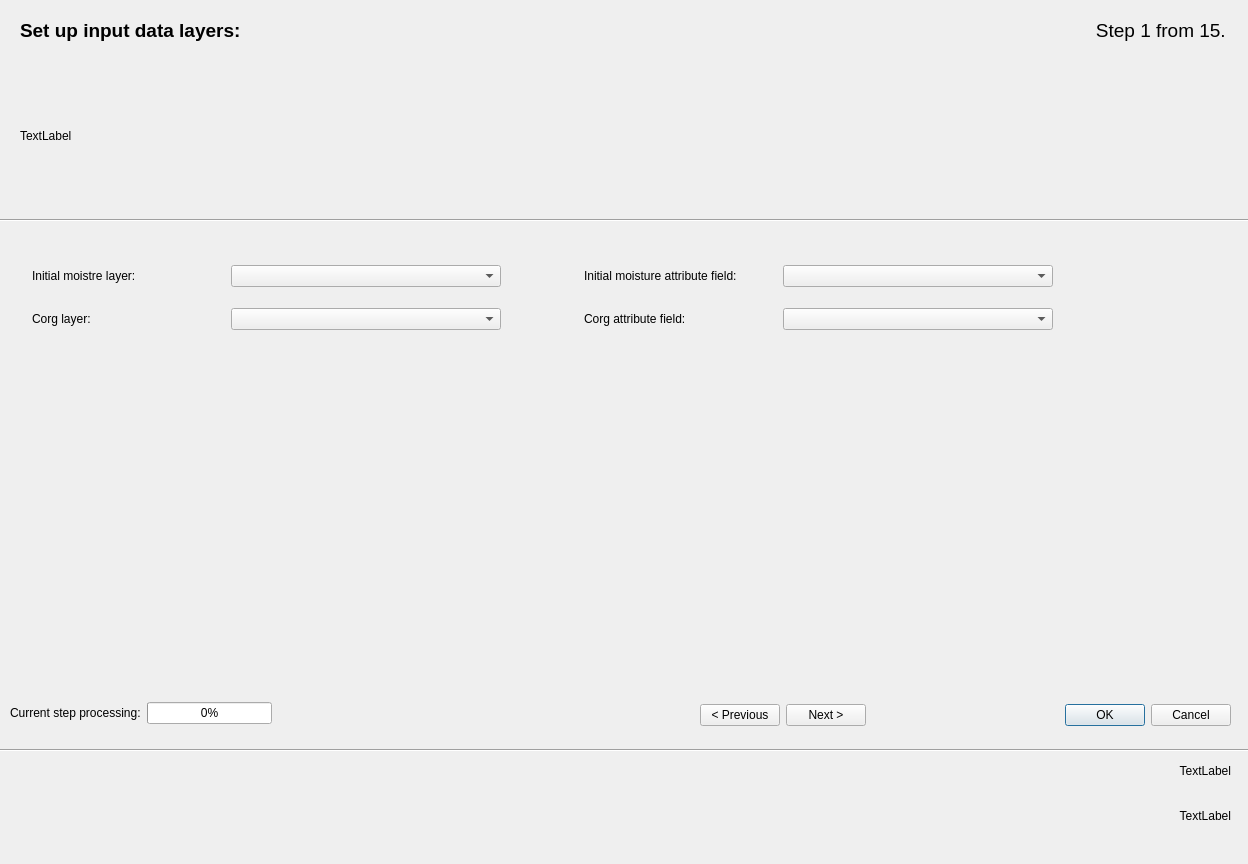
First picture: the form in ui/gui_tests_dialog_base.ui, repository JanCaha/Erosion-Data-Preparation-Plugin, before the edit.
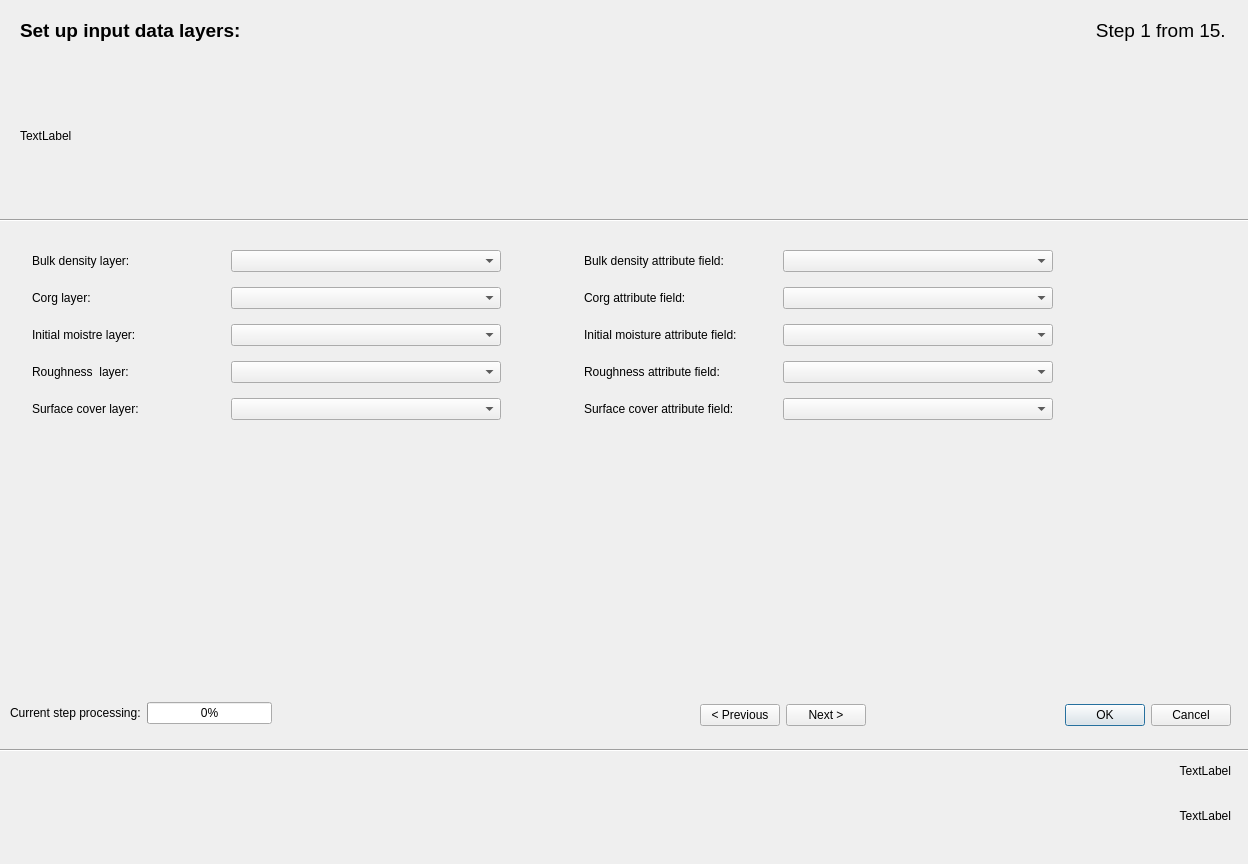
Second picture: the form after the edit. Custom widgets are drawn as their Qt base class.

Commit message: add options to skip some steps by setting the attribute from data

The edit to the form file:
```diff
--- a/ui/gui_tests_dialog_base.ui
+++ b/ui/gui_tests_dialog_base.ui
@@ -321,17 +321,13 @@
        <x>21</x>
        <y>20</y>
        <width>1021</width>
-       <height>96</height>
+       <height>172</height>
       </rect>
      </property>
      <layout class="QGridLayout" name="gridLayout_3" columnstretch="5,7,2,5,7">
-      <item row="0" column="0">
-       <widget class="QLabel" name="label_initmoisture_layer">
-        <property name="text">
-         <string>Initial moistre layer:</string>
-        </property>
-       </widget>
-      </item>
+      <property name="verticalSpacing">
+       <number>15</number>
+      </property>
       <item row="1" column="0">
        <widget class="QLabel" name="label_initmoisture_layer_2">
         <property name="text">
@@ -339,15 +335,67 @@
         </property>
        </widget>
       </item>
+      <item row="1" column="4">
+       <widget class="QgsFieldComboBox" name="fcb_corg">
+        <property name="allowEmptyFieldName">
+         <bool>true</bool>
+        </property>
+       </widget>
+      </item>
+      <item row="1" column="2">
+       <spacer name="horizontalSpacer_2">
+        <property name="orientation">
+         <enum>Qt::Horizontal</enum>
+        </property>
+        <property name="sizeHint" stdset="0">
+         <size>
+          <width>40</width>
+          <height>20</height>
+         </size>
+        </property>
+       </spacer>
+      </item>
       <item row="1" column="1">
        <widget class="QComboBox" name="fcb_corg_layer"/>
       </item>
-      <item row="0" column="3">
-       <widget class="QLabel" name="label_initmoisture">
-        <property name="text">
-         <string>Initial moisture attribute field:</string>
+      <item row="3" column="2">
+       <spacer name="horizontalSpacer_4">
+        <property name="orientation">
+         <enum>Qt::Horizontal</enum>
         </property>
-       </widget>
+        <property name="sizeHint" stdset="0">
+         <size>
+          <width>40</width>
+          <height>20</height>
+         </size>
+        </property>
+       </spacer>
+      </item>
+      <item row="0" column="2">
+       <spacer name="horizontalSpacer">
+        <property name="orientation">
+         <enum>Qt::Horizontal</enum>
+        </property>
+        <property name="sizeHint" stdset="0">
+         <size>
+          <width>40</width>
+          <height>20</height>
+         </size>
+        </property>
+       </spacer>
+      </item>
+      <item row="2" column="2">
+       <spacer name="horizontalSpacer_3">
+        <property name="orientation">
+         <enum>Qt::Horizontal</enum>
+        </property>
+        <property name="sizeHint" stdset="0">
+         <size>
+          <width>40</width>
+          <height>20</height>
+         </size>
+        </property>
+       </spacer>
       </item>
       <item row="1" column="3">
        <widget class="QLabel" name="label_initmoisture_2">
@@ -356,35 +404,114 @@
         </property>
        </widget>
       </item>
-      <item row="1" column="4">
-       <widget class="QgsFieldComboBox" name="fcb_corg">
-        <property name="allowEmptyFieldName">
-         <bool>true</bool>
+      <item row="4" column="2">
+       <spacer name="horizontalSpacer_5">
+        <property name="orientation">
+         <enum>Qt::Horizontal</enum>
         </property>
+        <property name="sizeHint" stdset="0">
+         <size>
+          <width>40</width>
+          <height>20</height>
+         </size>
+        </property>
+       </spacer>
+      </item>
+      <item row="2" column="0">
+       <widget class="QLabel" name="label_initmoisture_layer">
+        <property name="text">
+         <string>Initial moistre layer:</string>
+        </property>
        </widget>
       </item>
-      <item row="0" column="4">
+      <item row="2" column="1">
+       <widget class="QComboBox" name="fcb_initmoisture_layer"/>
+      </item>
+      <item row="2" column="3">
+       <widget class="QLabel" name="label_initmoisture_field">
+        <property name="text">
+         <string>Initial moisture attribute field:</string>
+        </property>
+       </widget>
+      </item>
+      <item row="2" column="4">
        <widget class="QgsFieldComboBox" name="fcb_initmoisture">
         <property name="allowEmptyFieldName">
          <bool>true</bool>
         </property>
        </widget>
       </item>
+      <item row="0" column="0">
+       <widget class="QLabel" name="label_bulk_density_layer">
+        <property name="text">
+         <string>Bulk density layer:</string>
+        </property>
+       </widget>
+      </item>
       <item row="0" column="1">
-       <widget class="QComboBox" name="fcb_initmoisture_layer"/>
+       <widget class="QComboBox" name="fcb_bulk_density_layer"/>
       </item>
-      <item row="0" column="2">
-       <spacer name="horizontalSpacer">
-        <property name="orientation">
-         <enum>Qt::Horizontal</enum>
+      <item row="0" column="3">
+       <widget class="QLabel" name="label_bulk_density_field">
+        <property name="text">
+         <string>Bulk density attribute field:</string>
         </property>
-        <property name="sizeHint" stdset="0">
-         <size>
-          <width>40</width>
-          <height>20</height>
-         </size>
+       </widget>
+      </item>
+      <item row="0" column="4">
+       <widget class="QgsFieldComboBox" name="fcb_bulk_density">
+        <property name="allowEmptyFieldName">
+         <bool>true</bool>
         </property>
-       </spacer>
+       </widget>
+      </item>
+      <item row="3" column="0">
+       <widget class="QLabel" name="label_roughness_layer">
+        <property name="text">
+         <string>Roughness  layer:</string>
+        </property>
+       </widget>
+      </item>
+      <item row="3" column="1">
+       <widget class="QComboBox" name="fcb_roughness_layer"/>
+      </item>
+      <item row="3" column="3">
+       <widget class="QLabel" name="label_roughness_field">
+        <property name="text">
+         <string>Roughness attribute field:</string>
+        </property>
+       </widget>
+      </item>
+      <item row="3" column="4">
+       <widget class="QgsFieldComboBox" name="fcb_roughness">
+        <property name="allowEmptyFieldName">
+         <bool>true</bool>
+        </property>
+       </widget>
+      </item>
+      <item row="4" column="0">
+       <widget class="QLabel" name="label_surface_cover_layer">
+        <property name="text">
+         <string>Surface cover layer:</string>
+        </property>
+       </widget>
+      </item>
+      <item row="4" column="3">
+       <widget class="QLabel" name="label_surface_cover_field">
+        <property name="text">
+         <string>Surface cover attribute field:</string>
+        </property>
+       </widget>
+      </item>
+      <item row="4" column="4">
+       <widget class="QgsFieldComboBox" name="fcb_surface_cover">
+        <property name="allowEmptyFieldName">
+         <bool>true</bool>
+        </property>
+       </widget>
+      </item>
+      <item row="4" column="1">
+       <widget class="QComboBox" name="fcb_surface_cover_layer"/>
       </item>
      </layout>
     </widget>
```
Left out of the diff: 4 changed lines with no effect on the pictures. The commit also changes 2 other files.
